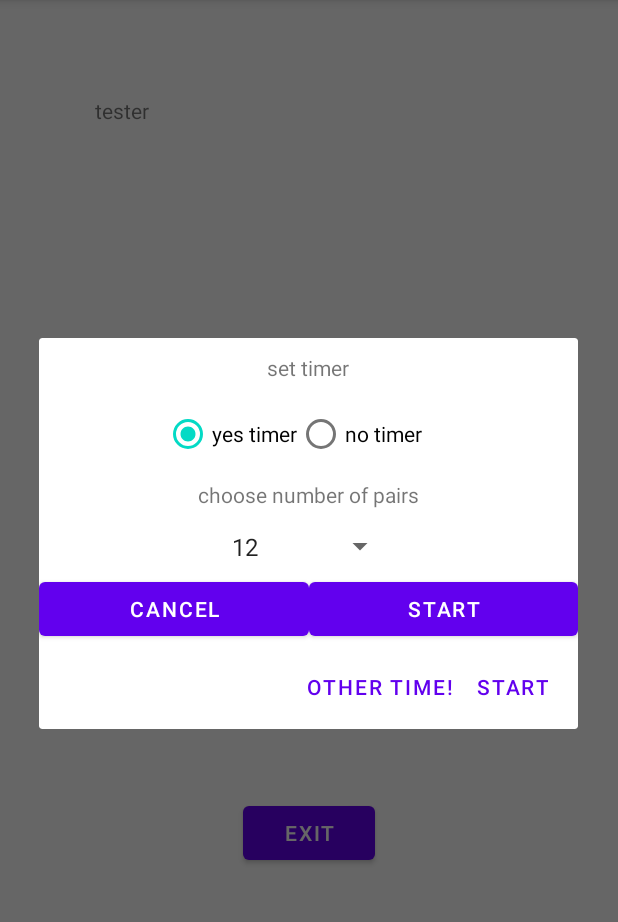
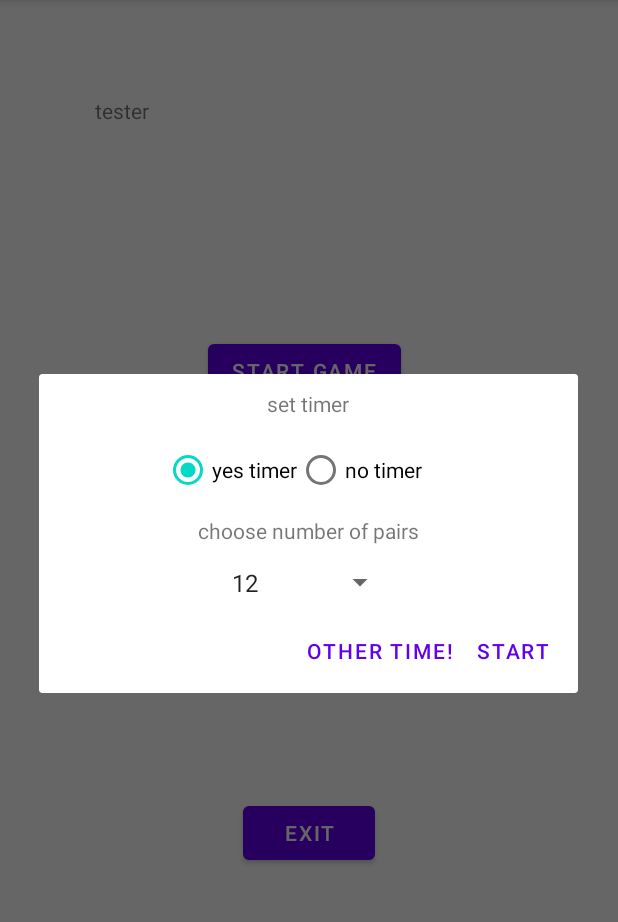
Before and after one commit to icehugu/InfoMatch, an Android app: the screen it shows after launch (MainActivity), after a tap on "START GAME", on a phone screen of 412 x 824 dp, the part 84-1006 px from its top. Run offline under Robolectric (Android 15) with nearby library versions, the phone set to English and light mode, and no system bars.

Commit message:
Changes by oranm

```diff
--- a/app/src/main/java/com/example/infomatch/gamePlay/Cards.java
+++ b/app/src/main/java/com/example/infomatch/gamePlay/Cards.java
@@ -50,4 +50,9 @@ public class Cards {
         this.cArray = cArray;
     }
 
+    public HashMap<String, String> getQaPair() {
+        return this.qaPair;
+    }
+
+
 }
--- a/app/src/main/java/com/example/infomatch/ui/mainManu/MainManuFragment.java
+++ b/app/src/main/java/com/example/infomatch/ui/mainManu/MainManuFragment.java
@@ -33,15 +33,6 @@ import com.example.infomatch.ui.game.GameViewModel;
 
 public class MainManuFragment extends Fragment {
 
-    public void setTimer(Boolean timer) {
-
-    }
-
-
-    public void setCardsAmount(int cardsAmount) {
-        Toast.makeText(getActivity(), cardsAmount + " is selected", Toast.LENGTH_SHORT).show();
-    }
-    private int cardsAmountChoice;
     private FragmentMainmanuBinding binding;
     private MainManuViewModel mainMenuViewModel ;
     private GameSettingsDialog dialog;
@@ -50,7 +41,6 @@ public class MainManuFragment extends Fragment {
     public View onCreateView(@NonNull LayoutInflater inflater, @Nullable ViewGroup container, @Nullable Bundle savedInstanceState) {
         binding = FragmentMainmanuBinding.inflate(inflater, container, false);
         View view = binding.getRoot();
-//        dialog = new Dialog(getActivity());
         mainMenuViewModel = new ViewModelProvider(this).get(MainManuViewModel.class);
         dialog = new GameSettingsDialog();
         if (mainMenuViewModel.username != null) binding.userName.setText(mainMenuViewModel.username);
--- a/app/src/main/res/layout/game_settings.xml
+++ b/app/src/main/res/layout/game_settings.xml
@@ -48,26 +48,4 @@
         android:layout_width="117dp"
         android:layout_height="35dp" />
 
-    <LinearLayout
-        android:layout_width="match_parent"
-        android:layout_height="match_parent"
-        >
-
-        <Button
-            android:id="@+id/cancel"
-            android:layout_width="match_parent"
-            android:layout_height="match_parent"
-            android:layout_weight="1"
-            android:text="Cancel" />
-
-        <Button
-            android:id="@+id/start"
-            android:layout_width="match_parent"
-            android:layout_height="match_parent"
-            android:text="Start"
-            android:layout_weight="1"/>
-
-    </LinearLayout>
-
-
 </LinearLayout>
```
Also changed, not shown: app/src/main/java/com/example/infomatch/ui/game/GameFragment.java (+8 -1 lines), app/src/main/java/com/example/infomatch/ui/mainManu/GameSettingsDialog.java (+3 -24 lines).
